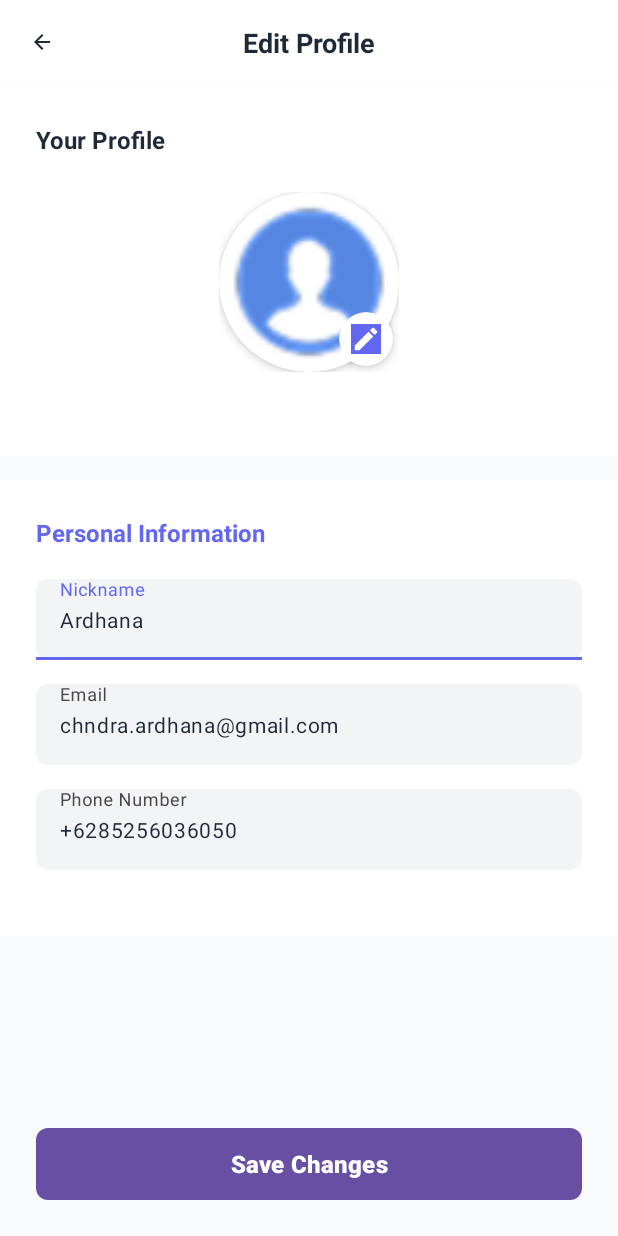
After one commit to Kevinardhana096/spendly, an Android app: the EditProfileActivity screen opened directly, with no data from a screen before it, on a phone screen of 412 x 824 dp. The commit adds this screen. Run offline under Robolectric (Android 15) with nearby library versions, the phone set to English and light mode, and no system bars.

Commit message:
feat : layout edit profile and profile settings

```diff
--- a/app/src/main/AndroidManifest.xml
+++ b/app/src/main/AndroidManifest.xml
@@ -13,7 +13,10 @@
         android:theme="@style/Theme.Spendly"
         tools:targetApi="31">
         <activity
-            android:name=".MainActivity"
+            android:name=".activity.EditProfileActivity"
+            android:exported="false" />
+        <activity
+            android:name=".activity.MainActivity"
             android:exported="true">
             <intent-filter>
                 <action android:name="android.intent.action.MAIN" />
--- /dev/null
+++ b/app/src/main/java/com/example/spendly/activity/EditProfileActivity.java
@@ -0,0 +1,26 @@
+package com.example.spendly.activity;
+
+import android.os.Bundle;
+
+import androidx.activity.EdgeToEdge;
+import androidx.appcompat.app.AppCompatActivity;
+import androidx.core.graphics.Insets;
+import androidx.core.view.ViewCompat;
+import androidx.core.view.WindowInsetsCompat;
+
+import com.example.spendly.R;
+
+public class EditProfileActivity extends AppCompatActivity {
+
+    @Override
+    protected void onCreate(Bundle savedInstanceState) {
+        super.onCreate(savedInstanceState);
+        EdgeToEdge.enable(this);
+        setContentView(R.layout.activity_edit_profile);
+        ViewCompat.setOnApplyWindowInsetsListener(findViewById(R.id.main), (v, insets) -> {
+            Insets systemBars = insets.getInsets(WindowInsetsCompat.Type.systemBars());
+            v.setPadding(systemBars.left, systemBars.top, systemBars.right, systemBars.bottom);
+            return insets;
+        });
+    }
+}
--- a/app/src/main/java/com/example/spendly/HomeFragment.java
+++ b/app/src/main/java/com/example/spendly/fragment/HomeFragment.java
@@ -1,4 +1,4 @@
-package com.example.spendly;
+package com.example.spendly.fragment;
 
 import android.os.Bundle;
 
@@ -9,6 +9,8 @@ import androidx.fragment.app.Fragment;
 import android.view.LayoutInflater;
 import android.view.View;
 import android.view.ViewGroup;
+
+import com.example.spendly.R;
 
 public class HomeFragment extends Fragment {
 
--- /dev/null
+++ b/app/src/main/res/drawable/button_primary_background.xml
@@ -0,0 +1,5 @@
+<?xml version="1.0" encoding="utf-8"?>
+<shape xmlns:android="http://schemas.android.com/apk/res/android">
+    <solid android:color="@color/purple_primary" />
+    <corners android:radius="8dp" />
+</shape>
--- /dev/null
+++ b/app/src/main/res/drawable/ic_arrow_back.xml
@@ -0,0 +1,12 @@
+<?xml version="1.0" encoding="utf-8"?>
+<vector xmlns:android="http://schemas.android.com/apk/res/android"
+    android:width="24dp"
+    android:height="24dp"
+    android:viewportWidth="24"
+    android:viewportHeight="24">
+
+    <path
+        android:fillColor="#000000"
+        android:pathData="M20,11H7.83l5.59,-5.59L12,4l-8,8 8,8 1.41,-1.41L7.83,13H20v-2z" />
+
+</vector>
--- /dev/null
+++ b/app/src/main/res/drawable/ic_edit.xml
@@ -0,0 +1,12 @@
+<?xml version="1.0" encoding="utf-8"?>
+<vector xmlns:android="http://schemas.android.com/apk/res/android"
+    android:width="24dp"
+    android:height="24dp"
+    android:viewportWidth="24"
+    android:viewportHeight="24">
+
+    <path
+        android:fillColor="#FFFFFF"
+        android:pathData="M3,17.25V21h3.75L17.81,9.94l-3.75,-3.75L3,17.25zM20.71,7.04c0.39,-0.39 0.39,-1.02 0,-1.41l-2.34,-2.34c-0.39,-0.39 -1.02,-0.39 -1.41,0l-1.83,1.83 3.75,3.75 1.83,-1.83z" />
+
+</vector>
--- /dev/null
+++ b/app/src/main/res/layout/activity_edit_profile.xml
@@ -0,0 +1,270 @@
+<?xml version="1.0" encoding="utf-8"?>
+<androidx.constraintlayout.widget.ConstraintLayout xmlns:android="http://schemas.android.com/apk/res/android"
+    xmlns:app="http://schemas.android.com/apk/res-auto"
+    xmlns:tools="http://schemas.android.com/tools"
+    android:layout_width="match_parent"
+    android:layout_height="match_parent"
+    android:background="@color/background_gray"
+    tools:context=".activity.EditProfileActivity"
+    android:id="@+id/main">
+
+    <!-- Header with back button and title -->
+    <LinearLayout
+        android:id="@+id/header_layout"
+        android:layout_width="match_parent"
+        android:layout_height="wrap_content"
+        android:orientation="horizontal"
+        android:gravity="center_vertical"
+        android:padding="16dp"
+        android:background="@color/white"
+        app:layout_constraintTop_toTopOf="parent"
+        app:layout_constraintStart_toStartOf="parent"
+        app:layout_constraintEnd_toEndOf="parent">
+
+        <ImageView
+            android:id="@+id/btn_back"
+            android:layout_width="24dp"
+            android:layout_height="24dp"
+            android:src="@drawable/ic_arrow_back"
+            android:clickable="true"
+            android:focusable="true"
+            android:background="?attr/selectableItemBackgroundBorderless"
+            android:padding="4dp"
+            app:tint="@color/black" />
+
+        <TextView
+            android:layout_width="0dp"
+            android:layout_height="wrap_content"
+            android:layout_weight="1"
+            android:text="Edit Profile"
+            android:textSize="18sp"
+            android:textStyle="bold"
+            android:textColor="@color/black"
+            android:gravity="center" />
+
+        <!-- Empty view to balance the layout -->
+        <View
+            android:layout_width="24dp"
+            android:layout_height="24dp" />
+
+    </LinearLayout>
+
+    <!-- Scrollable Content -->
+    <ScrollView
+        android:layout_width="match_parent"
+        android:layout_height="0dp"
+        app:layout_constraintTop_toBottomOf="@id/header_layout"
+        app:layout_constraintBottom_toTopOf="@id/btn_save_changes"
+        app:layout_constraintStart_toStartOf="parent"
+        app:layout_constraintEnd_toEndOf="parent">
+
+        <LinearLayout
+            android:layout_width="match_parent"
+            android:layout_height="wrap_content"
+            android:orientation="vertical">
+
+            <!-- Profile Section -->
+            <LinearLayout
+                android:layout_width="match_parent"
+                android:layout_height="wrap_content"
+                android:orientation="vertical"
+                android:background="@color/white"
+                android:padding="24dp"
+                android:layout_marginTop="1dp">
+
+                <TextView
+                    android:layout_width="wrap_content"
+                    android:layout_height="wrap_content"
+                    android:text="Your Profile"
+                    android:textSize="16sp"
+                    android:textStyle="bold"
+                    android:textColor="@color/black"
+                    android:layout_marginBottom="24dp" />
+
+                <!-- Profile Image with Edit Icon -->
+                <LinearLayout
+                    android:layout_width="match_parent"
+                    android:layout_height="wrap_content"
+                    android:gravity="center"
+                    android:layout_marginBottom="32dp">
+
+                    <FrameLayout
+                        android:layout_width="120dp"
+                        android:layout_height="120dp">
+
+                        <androidx.cardview.widget.CardView
+                            android:layout_width="match_parent"
+                            android:layout_height="match_parent"
+                            app:cardCornerRadius="60dp"
+                            app:cardElevation="4dp">
+
+                            <ImageView
+                                android:id="@+id/img_profile"
+                                android:layout_width="match_parent"
+                                android:layout_height="match_parent"
+                                android:src="@drawable/ic_profile"
+                                android:scaleType="centerCrop" />
+
+                        </androidx.cardview.widget.CardView>
+
+                        <!-- Edit Icon -->
+                        <androidx.cardview.widget.CardView
+                            android:id="@+id/btn_edit_photo"
+                            android:layout_width="36dp"
+                            android:layout_height="36dp"
+                            android:layout_gravity="bottom|end"
+                            android:layout_marginEnd="4dp"
+                            android:layout_marginBottom="4dp"
+                            app:cardCornerRadius="18dp"
+                            app:cardElevation="4dp"
+                            android:clickable="true"
+                            android:focusable="true"
+                            android:foreground="?attr/selectableItemBackground">
+
+                            <ImageView
+                                android:layout_width="20dp"
+                                android:layout_height="20dp"
+                                android:layout_gravity="center"
+                                android:src="@drawable/ic_edit"
+                                android:background="@color/purple_primary"
+                                app:tint="@color/white" />
+
+                        </androidx.cardview.widget.CardView>
+
+                    </FrameLayout>
+
+                </LinearLayout>
+
+            </LinearLayout>
+
+            <!-- Personal Information Section -->
+            <LinearLayout
+                android:layout_width="match_parent"
+                android:layout_height="wrap_content"
+                android:orientation="vertical"
+                android:background="@color/white"
+                android:padding="24dp"
+                android:layout_marginTop="16dp">
+
+                <TextView
+                    android:layout_width="wrap_content"
+                    android:layout_height="wrap_content"
+                    android:text="Personal Information"
+                    android:textSize="16sp"
+                    android:textStyle="bold"
+                    android:textColor="@color/purple_primary"
+                    android:layout_marginBottom="20dp" />
+
+                <!-- Nickname Field -->
+                <com.google.android.material.textfield.TextInputLayout
+                    android:layout_width="match_parent"
+                    android:layout_height="wrap_content"
+                    android:layout_marginBottom="16dp"
+                    app:boxBackgroundMode="filled"
+                    app:boxBackgroundColor="@color/input_background"
+                    app:boxCornerRadiusTopStart="8dp"
+                    app:boxCornerRadiusTopEnd="8dp"
+                    app:boxCornerRadiusBottomStart="8dp"
+                    app:boxCornerRadiusBottomEnd="8dp"
+                    app:boxStrokeWidth="0dp"
+                    app:boxStrokeWidthFocused="2dp"
+                    app:boxStrokeColor="@color/purple_primary"
+                    app:hintTextColor="@color/purple_primary">
+
+                    <com.google.android.material.textfield.TextInputEditText
+                        android:id="@+id/et_nickname"
+                        android:layout_width="match_parent"
+                        android:layout_height="wrap_content"
+                        android:hint="Nickname"
+                        android:text="Ardhana"
+                        android:textSize="14sp"
+                        android:textColor="@color/black"
+                        android:inputType="textPersonName" />
+
+                </com.google.android.material.textfield.TextInputLayout>
+
+                <!-- Email Field -->
+                <com.google.android.material.textfield.TextInputLayout
+                    android:layout_width="match_parent"
+                    android:layout_height="wrap_content"
+                    android:layout_marginBottom="16dp"
+                    app:boxBackgroundMode="filled"
+                    app:boxBackgroundColor="@color/input_background"
+                    app:boxCornerRadiusTopStart="8dp"
+                    app:boxCornerRadiusTopEnd="8dp"
+                    app:boxCornerRadiusBottomStart="8dp"
+                    app:boxCornerRadiusBottomEnd="8dp"
+                    app:boxStrokeWidth="0dp"
+                    app:boxStrokeWidthFocused="2dp"
+                    app:boxStrokeColor="@color/purple_primary"
+                    app:hintTextColor="@color/purple_primary">
+
+                    <com.google.android.material.textfield.TextInputEditText
+                        android:id="@+id/et_email"
+                        android:layout_width="match_parent"
+                        android:layout_height="wrap_content"
+                        android:hint="Email"
+                        android:text="chndra.ardhana@gmail.com"
+                        android:textSize="14sp"
+                        android:textColor="@color/black"
+                        android:inputType="textEmailAddress" />
+
+                </com.google.android.material.textfield.TextInputLayout>
+
+                <!-- Phone Number Field -->
+                <com.google.android.material.textfield.TextInputLayout
+                    android:layout_width="match_parent"
+                    android:layout_height="wrap_content"
+                    android:layout_marginBottom="20dp"
+                    app:boxBackgroundMode="filled"
+                    app:boxBackgroundColor="@color/input_background"
+                    app:boxCornerRadiusTopStart="8dp"
+                    app:boxCornerRadiusTopEnd="8dp"
+                    app:boxCornerRadiusBottomStart="8dp"
+                    app:boxCornerRadiusBottomEnd="8dp"
+                    app:boxStrokeWidth="0dp"
+                    app:boxStrokeWidthFocused="2dp"
+                    app:boxStrokeColor="@color/purple_primary"
+                    app:hintTextColor="@color/purple_primary">
+
+                    <com.google.android.material.textfield.TextInputEditText
+                        android:id="@+id/et_phone"
+                        android:layout_width="match_parent"
+                        android:layout_height="wrap_content"
+                        android:hint="Phone Number"
+                        android:text="+6285256036050"
+                        android:textSize="14sp"
+                        android:textColor="@color/black"
+                        android:inputType="phone" />
+
+                </com.google.android.material.textfield.TextInputLayout>
+
+            </LinearLayout>
+
+            <!-- Bottom spacing -->
+            <View
+                android:layout_width="match_parent"
+                android:layout_height="80dp" />
+
+        </LinearLayout>
+
+    </ScrollView>
+
+    <!-- Save Changes Button (Fixed at bottom) -->
+    <Button
+        android:id="@+id/btn_save_changes"
+        android:layout_width="0dp"
+        android:layout_height="48dp"
+        android:layout_marginStart="24dp"
+        android:layout_marginEnd="24dp"
+        android:layout_marginBottom="24dp"
+        android:text="Save Changes"
+        android:textColor="@color/white"
+        android:textSize="16sp"
+        android:textStyle="bold"
+        android:background="@drawable/button_primary_background"
+        app:layout_constraintBottom_toBottomOf="parent"
+        app:layout_constraintStart_toStartOf="parent"
+        app:layout_constraintEnd_toEndOf="parent" />
+
+</androidx.constraintlayout.widget.ConstraintLayout>
--- a/app/src/main/res/layout/activity_main.xml
+++ b/app/src/main/res/layout/activity_main.xml
@@ -4,7 +4,7 @@
     xmlns:tools="http://schemas.android.com/tools"
     android:layout_width="match_parent"
     android:layout_height="match_parent"
-    tools:context=".MainActivity"
+    tools:context=".activity.MainActivity"
     android:id="@+id/main">
 
     <androidx.fragment.app.FragmentContainerView
@@ -20,7 +20,7 @@
         android:id="@+id/bottom_navigation"
         android:layout_width="0dp"
         android:layout_height="wrap_content"
-        android:background="@color/white"
+        android:background="@drawable/gradient_background_light_purple"
         app:layout_constraintBottom_toBottomOf="parent"
         app:layout_constraintEnd_toEndOf="parent"
         app:layout_constraintStart_toStartOf="parent"
--- a/app/src/main/res/values/colors.xml
+++ b/app/src/main/res/values/colors.xml
@@ -6,4 +6,7 @@
     <color name="white">#FFFFFF</color>
     <color name="black">#1F2937</color>
     <color name="nav_item_color">#6B7280</color>
+    <color name="text_gray">#6B7280</color>
+    <color name="input_background">#F3F4F6</color>
+    <color name="input_border">#E5E7EB</color>
 </resources>
```
Also changed, not shown: app/src/main/java/com/example/spendly/activity/MainActivity.java (renamed from app/src/main/java/com/example/spendly/MainActivity.java, +3 -5 lines), app/src/main/java/com/example/spendly/activity/ProfileSettingsActivity.java (added, +26 -0 lines), app/src/main/res/drawable/ic_arrow_right.xml (added, +12 -0 lines), app/src/main/res/drawable/input_field_background.xml (added, +8 -0 lines), app/src/main/res/layout/activity_profile_settings.xml (added, +294 -0 lines).
